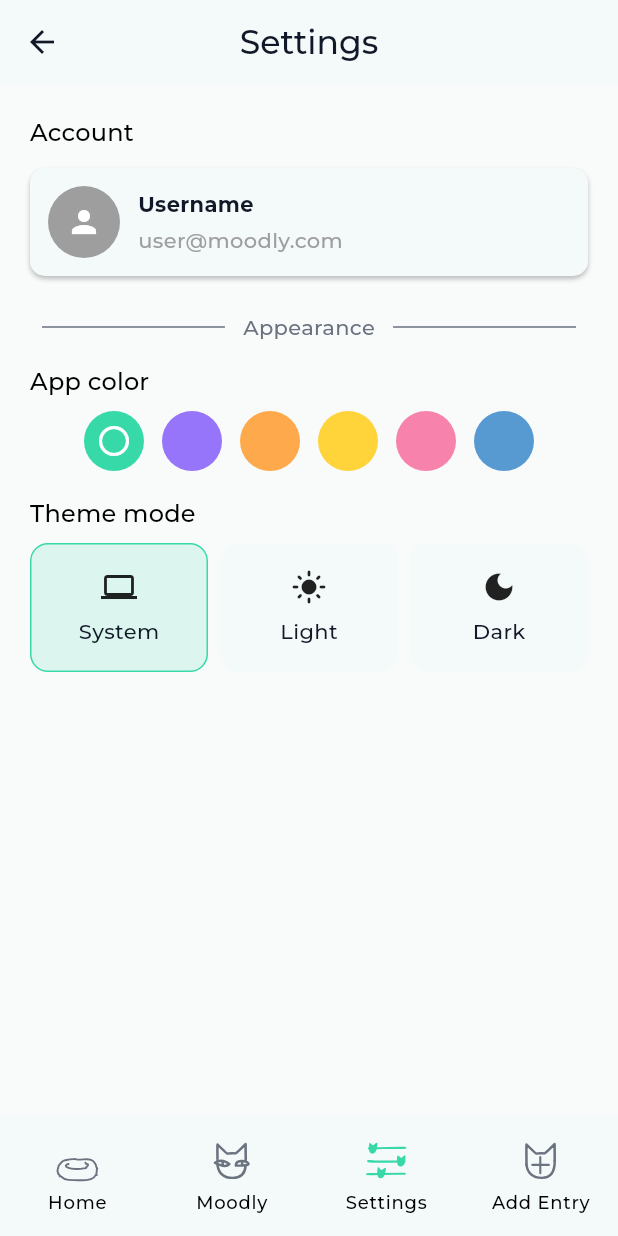
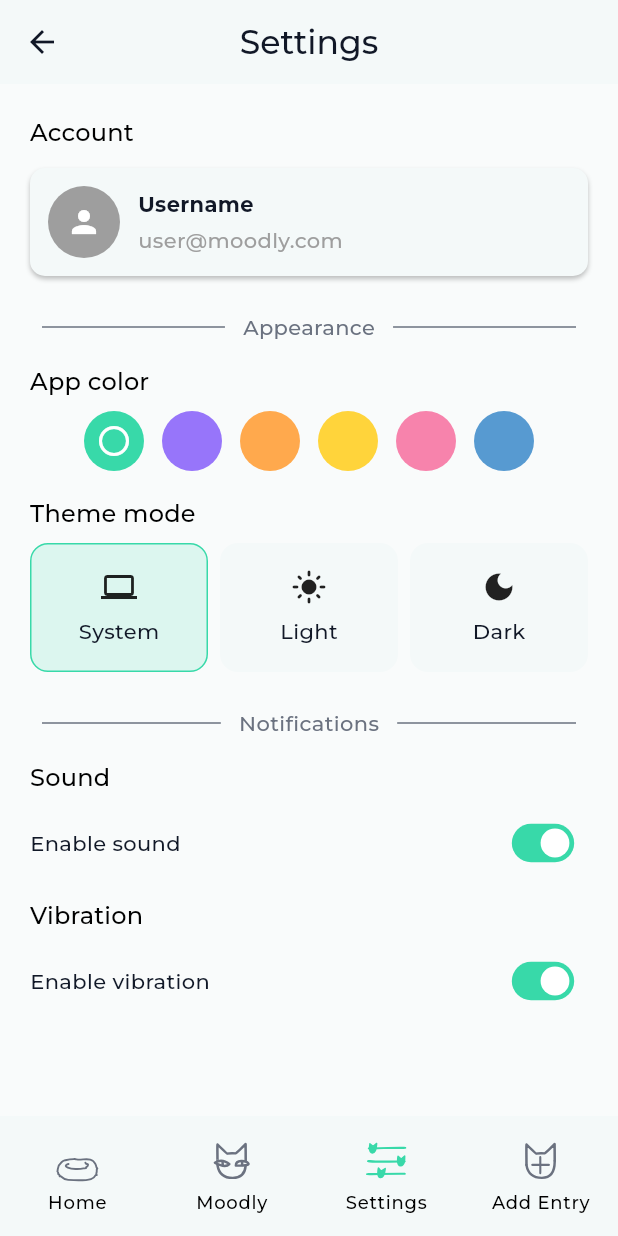
Before and after one commit to codemalcolm/moodly_client, a Flutter app: the screen it shows after launch, item 3 of the bottom bar chosen, on a phone screen of 412 x 824 dp. Run offline on Flutter 3.47's test engine with Material 3 defaults, Android fonts, the phone set to English and light mode, and no system bars; our stand-ins replace flutter_svg, image_picker, shared_preferences; network calls fail; project files that could hold a hidden picture were left out.

Commit message:
update settings and add notification settings

```diff
--- /dev/null
+++ b/lib/screens/services/notification_settings_service.dart
@@ -0,0 +1,26 @@
+import 'package:shared_preferences/shared_preferences.dart';
+
+class NotificationSettingsService {
+  static const _soundKey = 'sound_enabled';
+  static const _vibrationKey = 'vibration_enabled';
+
+  static Future<bool> getSoundEnabled() async {
+    final prefs = await SharedPreferences.getInstance();
+    return prefs.getBool(_soundKey) ?? true;
+  }
+
+  static Future<void> setSoundEnabled(bool value) async {
+    final prefs = await SharedPreferences.getInstance();
+    await prefs.setBool(_soundKey, value);
+  }
+
+  static Future<bool> getVibrationEnabled() async {
+    final prefs = await SharedPreferences.getInstance();
+    return prefs.getBool(_vibrationKey) ?? true;
+  }
+
+  static Future<void> setVibrationEnabled(bool value) async {
+    final prefs = await SharedPreferences.getInstance();
+    await prefs.setBool(_vibrationKey, value);
+  }
+}
--- a/lib/screens/settings_screen.dart
+++ b/lib/screens/settings_screen.dart
@@ -1,12 +1,51 @@
 import 'package:flutter/material.dart';
+import 'package:moodly_client/screens/services/notification_settings_service.dart';
 import 'package:moodly_client/theme/theme_notifier.dart';
 import 'package:moodly_client/widgets/section_divider.dart';
 import 'package:moodly_client/widgets/theme_mode_selector.dart';
 import 'package:provider/provider.dart';
 import '../theme/app_theme.dart';
 
-class SettingsScreen extends StatelessWidget {
+class SettingsScreen extends StatefulWidget {
   const SettingsScreen({super.key});
+
+  @override
+  State<SettingsScreen> createState() => _SettingsScreenState();
+}
+
+class _SettingsScreenState extends State<SettingsScreen> {
+  bool soundEnabled = true;
+  bool vibrationEnabled = true;
+
+  @override
+  void initState() {
+    super.initState();
+    _loadSettings();
+  }
+
+  Future<void> _loadSettings() async {
+    final sound = await NotificationSettingsService.getSoundEnabled();
+    final vibration = await NotificationSettingsService.getVibrationEnabled();
+
+    setState(() {
+      soundEnabled = sound;
+      vibrationEnabled = vibration;
+    });
+  }
+
+  void _updateSound(bool value) async {
+    await NotificationSettingsService.setSoundEnabled(value);
+    setState(() {
+      soundEnabled = value;
+    });
+  }
+
+  void _updateVibration(bool value) async {
+    await NotificationSettingsService.setVibrationEnabled(value);
+    setState(() {
+      vibrationEnabled = value;
+    });
+  }
 
   @override
   Widget build(BuildContext context) {
@@ -100,9 +139,37 @@ class SettingsScreen extends StatelessWidget {
           Text('Theme mode', style: Theme.of(context).textTheme.titleMedium),
           const SizedBox(height: 8),
           const ThemeModeSelector(),
-          // const SizedBox(height: 24),
-          // const SectionDivider(label: 'Notifications'),
-          // const SizedBox(height: 14),
+          const SizedBox(height: 24),
+          const SectionDivider(label: 'Notifications'),
+          const SizedBox(height: 14),
+          Text('Sound', style: Theme.of(context).textTheme.titleMedium),
+          const SizedBox(height: 8),
+          Row(
+            mainAxisAlignment: MainAxisAlignment.spaceBetween,
+            children: [
+              const Text('Enable sound'),
+              Transform.scale(
+                scale: 0.8,
+                child: Switch(value: soundEnabled, onChanged: _updateSound),
+              ),
+            ],
+          ),
+          const SizedBox(height: 12),
+          Text('Vibration', style: Theme.of(context).textTheme.titleMedium),
+          const SizedBox(height: 8),
+          Row(
+            mainAxisAlignment: MainAxisAlignment.spaceBetween,
+            children: [
+              const Text('Enable vibration'),
+              Transform.scale(
+                scale: 0.8,
+                child: Switch(
+                  value: vibrationEnabled,
+                  onChanged: _updateVibration,
+                ),
+              ),
+            ],
+          ),
         ],
       ),
     );
```
